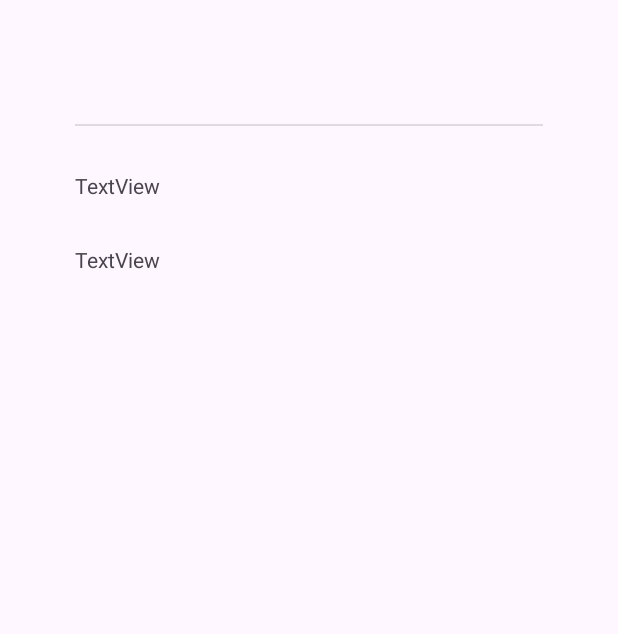
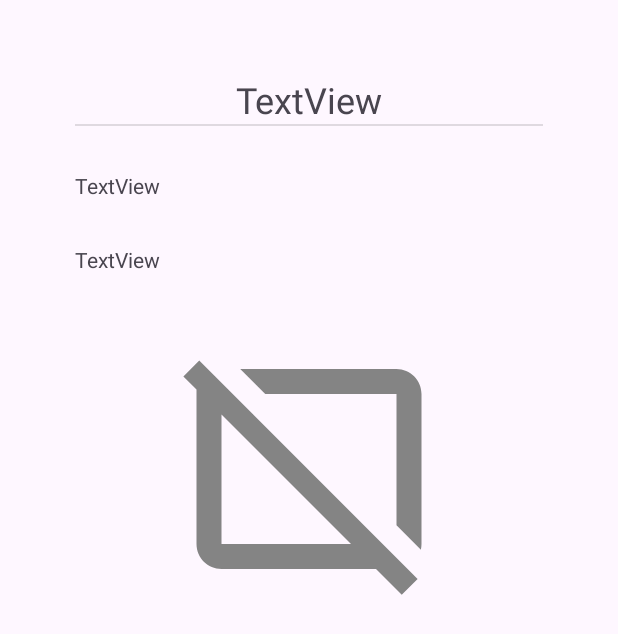
Before and after one commit to isDohyeon/solo-life-talk, an Android app: the TalkDetailActivity screen opened directly, with no data from a screen before it, on a phone screen of 412 x 824 dp. Shown: the top 634 px of the screen. Run offline under Robolectric (Android 15) with nearby library versions, the phone set to English and light mode, and no system bars; our stand-ins replace Firebase (no records; nobody signed in at launch, a user with empty details on screens opened directly); pictures from the network do not load.

Commit message:
feat(talk) : 커뮤니티에서 Firebase Storage에 저장된 사진을 불러오고 보여주는 기능 구현

```diff
--- a/app/build.gradle.kts
+++ b/app/build.gradle.kts
@@ -76,6 +76,7 @@ dependencies {
     implementation("com.google.firebase:firebase-auth")
     implementation("com.google.firebase:firebase-database")
     implementation("com.google.firebase:firebase-storage")
+    implementation("com.firebaseui:firebase-ui-storage:7.2.0")
     // glide
     implementation("com.github.bumptech.glide:glide:4.16.0")
 }
--- a/app/src/main/java/hnu/multimedia/sololifetalk/ui/talk/TalkDetailActivity.kt
+++ b/app/src/main/java/hnu/multimedia/sololifetalk/ui/talk/TalkDetailActivity.kt
@@ -3,9 +3,12 @@ package hnu.multimedia.sololifetalk.ui.talk
 import android.os.Bundle
 import android.util.Log
 import androidx.appcompat.app.AppCompatActivity
+import com.bumptech.glide.Glide
 import com.google.firebase.database.DataSnapshot
 import com.google.firebase.database.DatabaseError
 import com.google.firebase.database.ValueEventListener
+import com.google.firebase.ktx.Firebase
+import com.google.firebase.storage.ktx.storage
 import hnu.multimedia.sololifetalk.databinding.ActivityTalkDetailBinding
 import hnu.multimedia.sololifetalk.util.FirebaseRef
 import hnu.multimedia.sololifetalk.util.MyUtils.Companion.formatToString
@@ -19,8 +22,8 @@ class TalkDetailActivity : AppCompatActivity() {
         setContentView(binding.root)
 
         val key = intent.getStringExtra("key")
-        key?.let { getTalkModel(key.toString()) }
-        binding.textViewTitle.text = key
+        key?.let { getTalkModel(key) }
+        key?.let { getPhoto(key) }
     }
 
     private fun getTalkModel(key: String) {
@@ -38,4 +41,11 @@ class TalkDetailActivity : AppCompatActivity() {
         }
         ref.addValueEventListener(postListener)
     }
+
+    private fun getPhoto(key: String) {
+        val imageReference = Firebase.storage.reference.child("$key.jpg")
+        imageReference.downloadUrl.addOnSuccessListener {
+            uri -> Glide.with(this).load(uri).into(binding.imageViewPhoto)
+        }
+    }
 }
--- a/app/src/main/java/hnu/multimedia/sololifetalk/ui/talk/TalkWriteActivity.kt
+++ b/app/src/main/java/hnu/multimedia/sololifetalk/ui/talk/TalkWriteActivity.kt
@@ -25,8 +25,7 @@ class TalkWriteActivity : AppCompatActivity() {
             val content = binding.editTextContent.text.toString()
             val uid = Firebase.auth.currentUser?.uid.toString()
             val pushRef = FirebaseRef.talks.push()
-            FirebaseRef.talks.push()
-                .setValue(TalkModel(title, content, uid, MyUtils.getCurrentDateTime()))
+            pushRef.setValue(TalkModel(title, content, uid, MyUtils.getCurrentDateTime()))
             Firebase.storage.reference.child("${pushRef.key.toString()}.jpg").putFile(uri)
             finish()
         }
@@ -35,10 +34,9 @@ class TalkWriteActivity : AppCompatActivity() {
             _uri ->
             _uri.let {
                 uri = _uri
-                binding.imageViewPhoto.setImageURI(uri)
+                binding.imageViewPhoto.setImageURI(_uri)
             }
         }
-
         binding.imageViewPhoto.setOnClickListener {
             launcher.launch("image/*")
         }
--- /dev/null
+++ b/app/src/main/res/drawable/browser_not_supported_24.xml
@@ -0,0 +1,7 @@
+<vector xmlns:android="http://schemas.android.com/apk/res/android" android:height="24dp" android:tint="#848484" android:viewportHeight="24" android:viewportWidth="24" android:width="24dp">
+
+    <path android:fillColor="@android:color/white" android:pathData="M19,6v10.5l1.95,1.95C20.98,18.3 21,18.15 21,18V6c0,-1.1 -0.9,-2 -2,-2H6.5l2,2H19z"/>
+
+    <path android:fillColor="@android:color/white" android:pathData="M3.22,3.32L1.95,4.59L3,5.64L3,18c0,1.1 0.9,2 2,2h12.36l2.06,2.06l1.27,-1.27L3.22,3.32zM15,18H5V7.64L15.36,18H15z"/>
+
+</vector>
--- a/app/src/main/res/layout/activity_talk_detail.xml
+++ b/app/src/main/res/layout/activity_talk_detail.xml
@@ -36,4 +36,11 @@
         android:layout_height="wrap_content"
         android:layout_marginTop="30dp"
         android:text="TextView" />
+
+    <ImageView
+        android:id="@+id/imageViewPhoto"
+        android:layout_width="match_parent"
+        android:layout_height="200dp"
+        android:layout_marginTop="30dp"
+        app:srcCompat="@drawable/browser_not_supported_24" />
 </LinearLayout>
```
